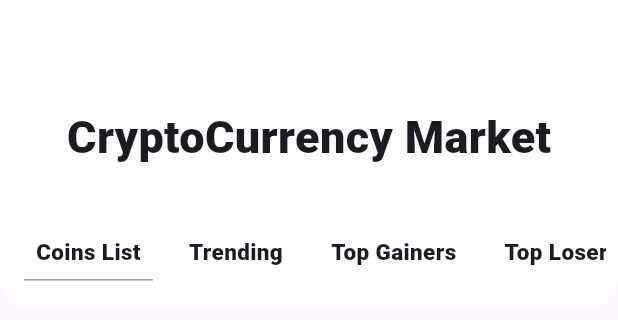
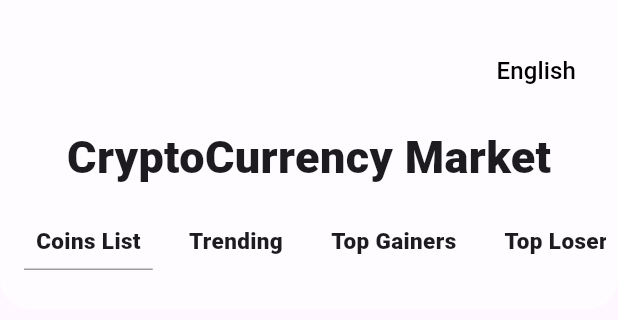
Before and after one commit to programmerLF/Crypto-App, a Flutter app: the HomePageTop widget shown alone on an empty page, opened directly with empty values, on a phone screen of 412 x 824 dp. Shown: the top 320 px of the screen. Run offline on Flutter 3.47's test engine with Material 2 defaults, Android fonts, the phone set to English and light mode, and no system bars; our stand-ins replace bloc, cached_network_image, community_charts_flutter, dartz, dio, easy_localization and 8 more; missing offline and left inert: easy_localization_loader; accounts and stored records are empty; generated files the repository leaves out were written again.

Commit message:
localization implemented

```diff
--- a/assets/translations/ar.json
+++ b/assets/translations/ar.json
@@ -1,5 +1,6 @@
 
 
 {
-  "app_title": "سوق العملات الرقمية"
+  "app_title": "سوق العملات الرقمية",
+  "language": "عربي"
 }
--- a/assets/translations/en.json
+++ b/assets/translations/en.json
@@ -1,3 +1,4 @@
 {
-  "app_title": "CryptoCurrency Market"
+  "app_title": "CryptoCurrency Market",
+  "language": "English"
 }
--- a/lib/core/customized_text_style.dart
+++ b/lib/core/customized_text_style.dart
@@ -2,7 +2,7 @@ import 'package:flutter/material.dart';
 
 const $pageAppBarTitle = TextStyle(fontSize: 16, fontWeight: FontWeight.bold);
 const $coinNameBold = TextStyle(fontSize: 24, fontWeight: FontWeight.bold);
-const $bodyText = TextStyle(fontSize: 16);
+const $bodyText = TextStyle(fontSize: 16, color: Colors.black);
 const $bodyText16Bold= TextStyle(fontSize: 16, fontWeight: FontWeight.w600);
 const $bodyText22Bold= TextStyle(fontSize: 22, fontWeight: FontWeight.bold);
 const $priceText= TextStyle(fontSize: 32, fontWeight: FontWeight.w700,color: Colors.green);
--- a/lib/home_view/presentation/widgets/home_page_top.dart
+++ b/lib/home_view/presentation/widgets/home_page_top.dart
@@ -1,3 +1,4 @@
+import 'package:crypto_app/core/customized_text_style.dart';
 import 'package:crypto_app/home_view/data/models/menu_item_model.dart';
 import 'package:easy_localization/easy_localization.dart';
 import 'package:flutter/material.dart';
@@ -35,11 +36,28 @@ class _HomePageTopState extends State<HomePageTop> {
         height: MediaQuery.of(context).size.height / 4,
         width: MediaQuery.of(context).size.width,
         child: Padding(
-          padding: const EdgeInsets.fromLTRB(8.0, 70, 8, 8),
+          padding: const EdgeInsets.fromLTRB(8.0, 15, 8, 15),
           child: Center(
             child: Column(
               mainAxisAlignment: MainAxisAlignment.spaceBetween,
               children: [
+                Padding(
+                  padding: const EdgeInsets.all(8.0),
+                  child: Align(
+                    alignment: Alignment.topRight,
+                    child: TextButton(
+                      onPressed: () {
+                        context.locale.toString() == 'en'
+                            ? context.setLocale(Locale('ar'))
+                            : context.setLocale(Locale('en'));
+                        print(context.locale.toString());
+                        setState(() {
+                        });
+                      },
+                      child: Text( 'language'.tr(context: context) ?? "",style: $bodyText,)
+                    ),
+                  ),
+                ),
                 Text(
                   'app_title'.tr(context: context) ?? "",
                   style: TextStyle(fontSize: 30, fontWeight: FontWeight.w800),
@@ -56,10 +74,6 @@ class _HomePageTopState extends State<HomePageTop> {
                                 : items[index].borderColor,
                             onTapFunction: () {
                               changeSelected(index);
-                              context.locale.toString() == 'en'
-                                  ? context.setLocale(Locale('ar'))
-                                  : context.setLocale(Locale('en'));
-                              print(context.locale.toString());
                             },
                           )),
                 ),
--- a/lib/main.dart
+++ b/lib/main.dart
@@ -10,7 +10,9 @@ void main() async {
   await EasyLocalization.ensureInitialized();
   configureDependencies();
 
+
   runApp(EasyLocalization(
+
       supportedLocales: const [
         Locale("en"),
         Locale("ar"),
@@ -27,6 +29,7 @@ class MyApp extends StatelessWidget {
   // This widget is the root of your application.
   @override
   Widget build(BuildContext context) {
+    print(context.locale.toString());
     return MaterialApp(
       title: 'Cryptocurrency App',
       localizationsDelegates: context.localizationDelegates,
```
Also changed, not shown: lib/home_view/presentation/pages/home_page.dart (+19 -11 lines), lib/generated/codegen_loader.g.dart.
